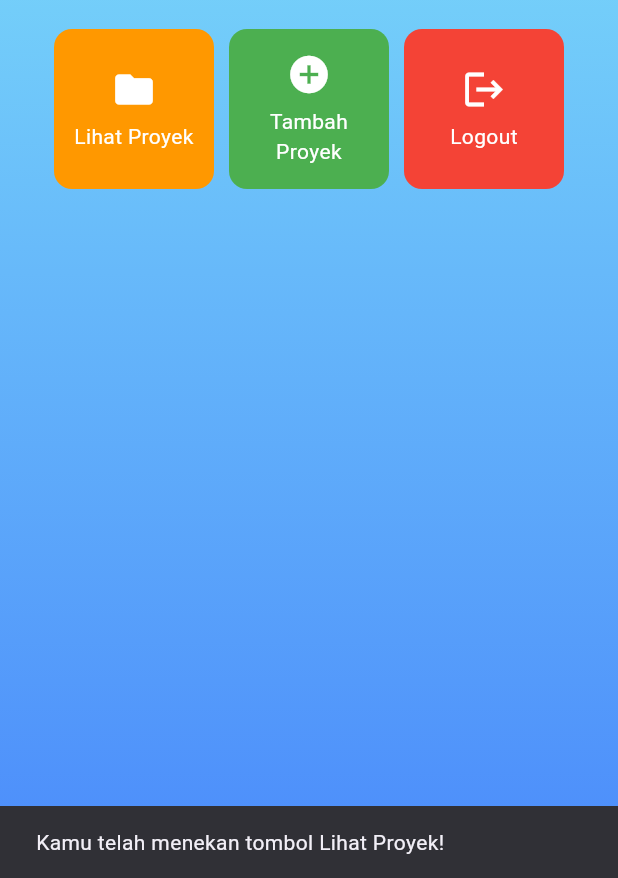
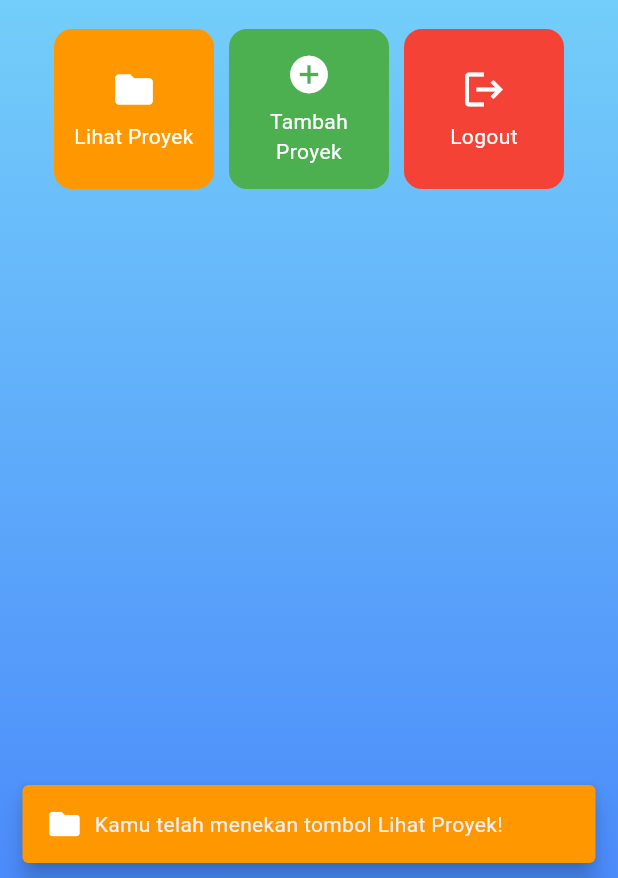
Before and after one commit to gammaknives/myportofolio_mobile, a Flutter app: the screen it shows after launch, after a tap on "Lihat Proyek", on a phone screen of 412 x 824 dp, the part 358-1236 px from its top. Run offline on Flutter 3.47's test engine with Material 3 defaults, Android fonts, the phone set to English and light mode, and no system bars.

Commit message:
Added colored SnackBars and fade-in animation

```diff
--- a/lib/menu.dart
+++ b/lib/menu.dart
@@ -71,7 +71,13 @@ class MyHomePage extends StatelessWidget {
                     // shrinkWrap agar ukuran kisi menyesuaikan tinggi konten anak.
                     shrinkWrap: true,
                     children: items.map((ItemHomepage item) {
-                      return ItemCard(item);
+                      return TweenAnimationBuilder<double>(
+                        tween: Tween(begin: 0, end: 1),
+                        duration: const Duration(milliseconds: 600),
+                        builder: (context, value, child) =>
+                            Opacity(opacity: value, child: child),
+                        child: ItemCard(item),
+                      );
                     }).toList(),
                   ),
                 ],
@@ -142,7 +148,17 @@ class ItemCard extends StatelessWidget {
           ScaffoldMessenger.of(context)
             ..hideCurrentSnackBar()
             ..showSnackBar(
-              SnackBar(content: Text("Kamu telah menekan tombol ${item.name}!"))
+              SnackBar(
+                backgroundColor: item.color,
+                behavior: SnackBarBehavior.floating,
+                content: Row(
+                  children: [
+                    Icon(item.icon, color: Colors.white),
+                    const SizedBox(width: 8),
+                    Text("Kamu telah menekan tombol ${item.name}!"),
+                  ],
+                ),
+              ),
             );
         },
         child: Container(
```
